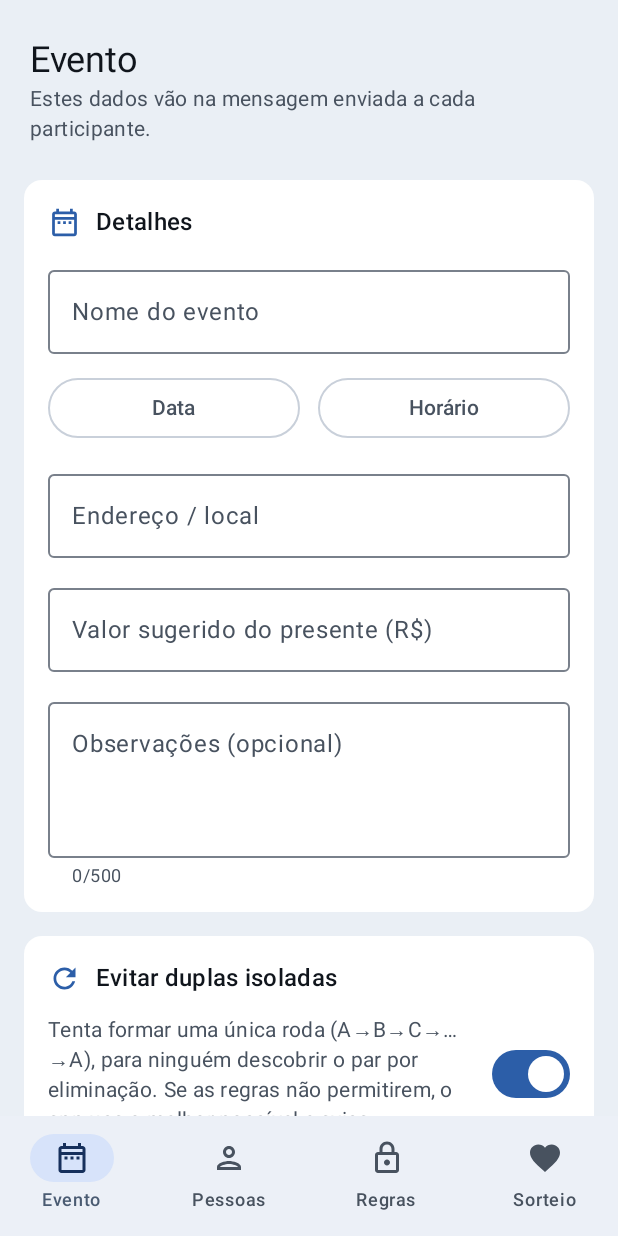
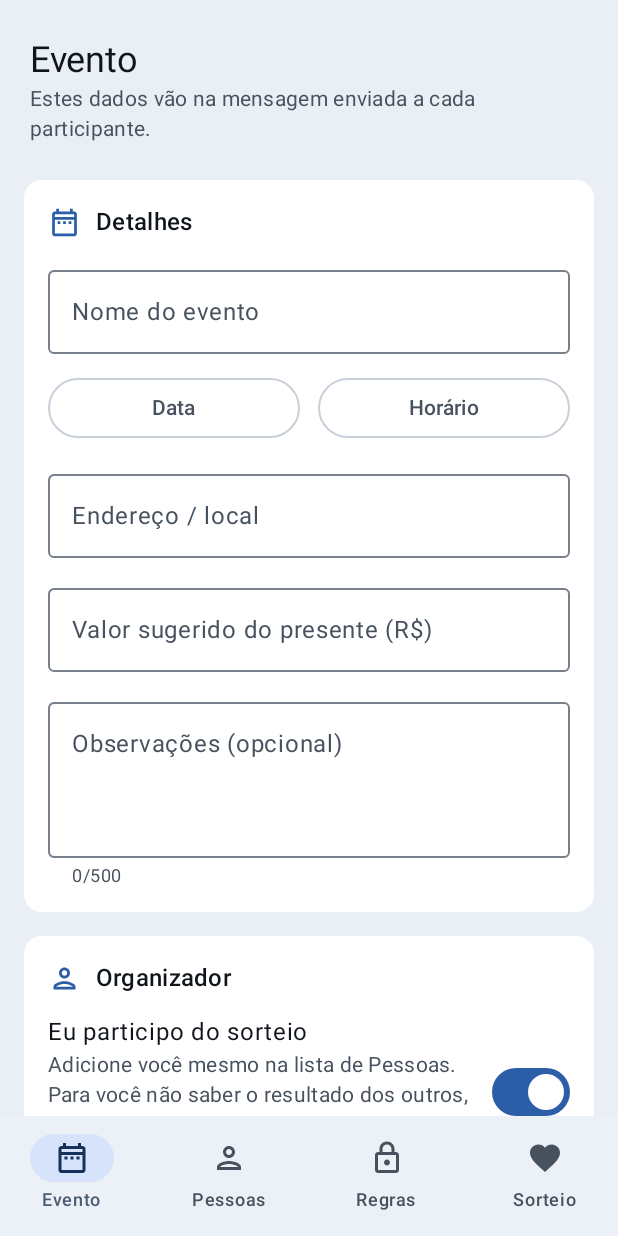
Before and after one commit to VictorEsidoro/EsiDraw, an Android app built with Jetpack Compose: the screen it shows after launch (MainActivity), on a phone screen of 412 x 824 dp. Run offline under Robolectric (Android 15) with nearby library versions, the phone set to English and light mode, and no system bars; our stand-ins replace Room's generated code.

Commit message:
feat: opção 'Eu participo do sorteio' para o organizador
Participando, mantém o aviso de privacidade e a confirmação ao espiar. Não
participando, o aviso some e o resultado pode ser visto direto.

```diff
--- a/app/src/main/kotlin/io/github/victoresidoro/esidraw/data/db/Entities.kt
+++ b/app/src/main/kotlin/io/github/victoresidoro/esidraw/data/db/Entities.kt
@@ -17,6 +17,7 @@ data class EventEntity(
     val giftValueCents: Long? = null,
     val notes: String = "",
     val avoidShortCycles: Boolean = true,
+    val organizerParticipates: Boolean = true,
     /** Nome de `CycleGuarantee` do último sorteio, ou `null`. */
     val cycleGuarantee: String? = null,
 )
--- a/app/src/main/kotlin/io/github/victoresidoro/esidraw/data/repo/RoomEsiDrawRepository.kt
+++ b/app/src/main/kotlin/io/github/victoresidoro/esidraw/data/repo/RoomEsiDrawRepository.kt
@@ -121,6 +121,7 @@ class RoomEsiDrawRepository(private val db: EsiDrawDatabase) : EsiDrawRepository
             notes = notes,
         ),
         avoidShortCycles = avoidShortCycles,
+        organizerParticipates = organizerParticipates,
         cycleGuarantee = cycleGuarantee?.let { runCatching { CycleGuarantee.valueOf(it) }.getOrNull() },
     )
 
@@ -131,6 +132,7 @@ class RoomEsiDrawRepository(private val db: EsiDrawDatabase) : EsiDrawRepository
         giftValueCents = details.giftValueCents,
         notes = details.notes,
         avoidShortCycles = avoidShortCycles,
+        organizerParticipates = organizerParticipates,
         cycleGuarantee = cycleGuarantee?.name,
     )
 
--- a/app/src/main/kotlin/io/github/victoresidoro/esidraw/domain/model/State.kt
+++ b/app/src/main/kotlin/io/github/victoresidoro/esidraw/domain/model/State.kt
@@ -6,6 +6,11 @@ import io.github.victoresidoro.esidraw.domain.message.EventDetails
 data class EventSettings(
     val details: EventDetails = EventDetails(),
     val avoidShortCycles: Boolean = true,
+    /**
+     * O organizador também está na lista de participantes? Se sim, ele não deve ver o resultado dos
+     * outros (o WhatsApp deixa a mensagem no histórico dele). Se não, ver o resultado é livre.
+     */
+    val organizerParticipates: Boolean = true,
     /** `null` enquanto não há sorteio feito. */
     val cycleGuarantee: CycleGuarantee? = null,
 )
--- a/app/src/main/kotlin/io/github/victoresidoro/esidraw/ui/screens/EventScreen.kt
+++ b/app/src/main/kotlin/io/github/victoresidoro/esidraw/ui/screens/EventScreen.kt
@@ -15,6 +15,7 @@ import androidx.compose.foundation.text.KeyboardOptions
 import androidx.compose.foundation.verticalScroll
 import androidx.compose.material.icons.Icons
 import androidx.compose.material.icons.outlined.DateRange
+import androidx.compose.material.icons.outlined.Person
 import androidx.compose.material.icons.outlined.Refresh
 import androidx.compose.material3.MaterialTheme
 import androidx.compose.material3.OutlinedButton
@@ -158,6 +159,29 @@ fun EventScreen(
             )
         }
 
+        SectionCard("Organizador", Icons.Outlined.Person) {
+            Row(verticalAlignment = Alignment.CenterVertically) {
+                Column(modifier = Modifier.weight(1f)) {
+                    Text("Eu participo do sorteio", style = MaterialTheme.typography.bodyLarge)
+                    Text(
+                        if (event.organizerParticipates) {
+                            "Adicione você mesmo na lista de Pessoas. Para você não saber o resultado dos outros, " +
+                                "entregue com \"Revelar aqui\": o WhatsApp deixa a mensagem no seu histórico."
+                        } else {
+                            "Você só organiza: pode ver o resultado completo e o WhatsApp é a forma mais prática de entregar."
+                        },
+                        style = MaterialTheme.typography.bodyMedium,
+                        color = MaterialTheme.colorScheme.onSurfaceVariant,
+                    )
+                }
+                Spacer(Modifier.width(12.dp))
+                Switch(
+                    checked = event.organizerParticipates,
+                    onCheckedChange = { checked -> onChange { it.copy(organizerParticipates = checked) } },
+                )
+            }
+        }
+
         SectionCard("Evitar duplas isoladas", Icons.Outlined.Refresh) {
             Row(verticalAlignment = Alignment.CenterVertically) {
                 Text(
```
Also changed, not shown: app/src/main/kotlin/io/github/victoresidoro/esidraw/ui/screens/DrawDispatchScreen.kt (+9 -3 lines), 2 other files.
